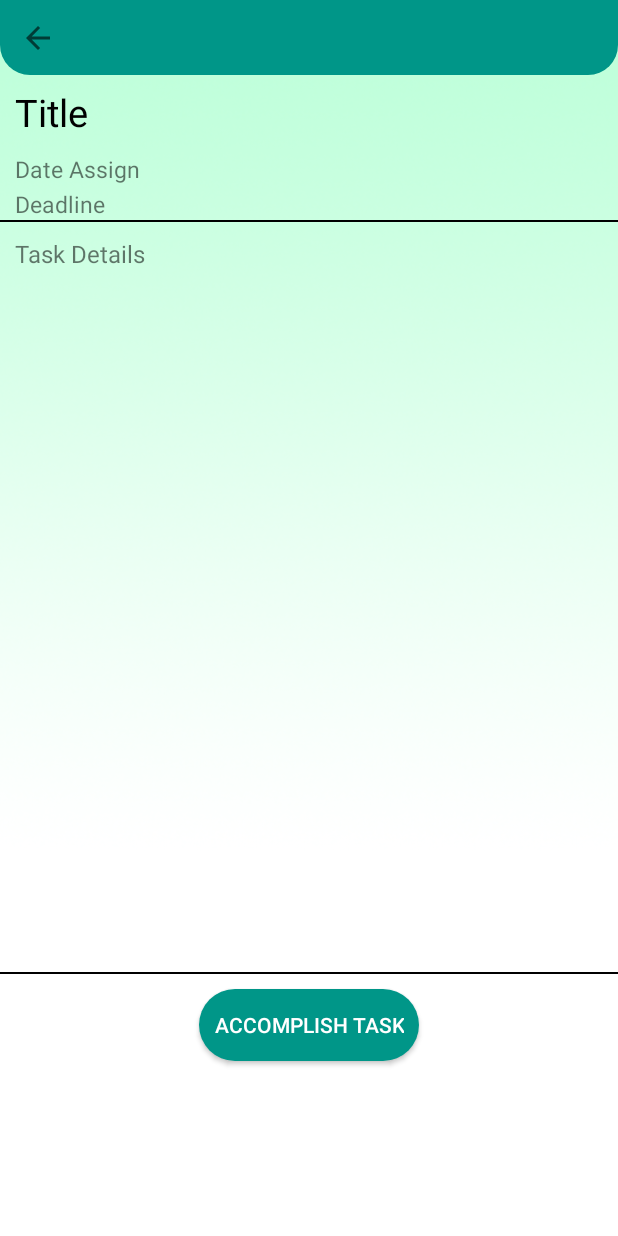
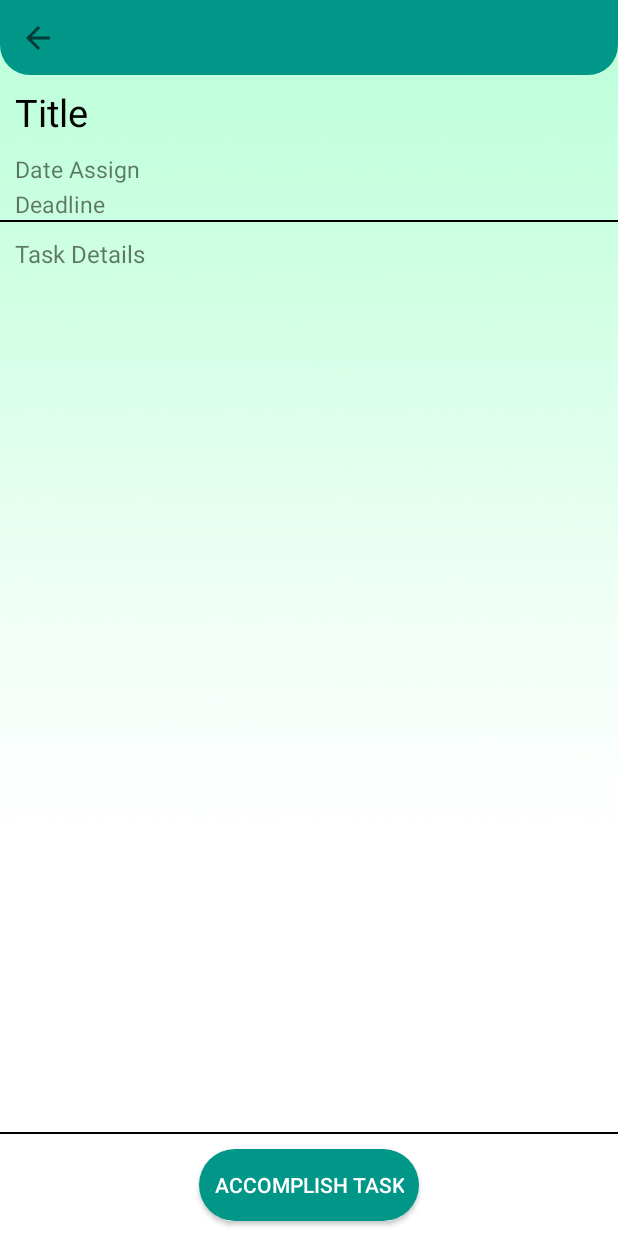
Before and after one commit to Harikoa/Restart, an Android app: the ViewTaskEntry screen opened directly, with no data from a screen before it, on a phone screen of 412 x 824 dp. Run offline under Robolectric (Android 15) with nearby library versions, the phone set to English and light mode, and no system bars; Roboto replaces fonts that are not available here; 4 statements that could not run were skipped.

Commit message:
Updated accomplishment of tasks

```diff
--- a/Restart-MobDev/app/src/main/java/com/meyvn/restart_mobile/ViewDrugTest.java
+++ b/Restart-MobDev/app/src/main/java/com/meyvn/restart_mobile/ViewDrugTest.java
@@ -64,7 +64,7 @@ public class ViewDrugTest extends AppCompatActivity {
             @Override
             public void onClick(View view) {
                 if(uri!=null) {
-                  StorageReference drugTest = storage.child(Login.storedAcc.getEmail()+ "/" + LocalDate.now());
+                  StorageReference drugTest = storage.child(Login.storedAcc.getEmail()+ "/" + intent.getStringExtra("drugID"));
                     drugTest.putFile(uri)
                     .addOnSuccessListener(new OnSuccessListener<UploadTask.TaskSnapshot>() {
                         @Override
--- a/Restart-MobDev/app/src/main/java/com/meyvn/restart_mobile/ViewTaskEntry.java
+++ b/Restart-MobDev/app/src/main/java/com/meyvn/restart_mobile/ViewTaskEntry.java
@@ -4,6 +4,8 @@ import androidx.appcompat.app.AppCompatActivity;
 
 import android.content.Intent;
 import android.os.Bundle;
+import android.view.View;
+import android.widget.Button;
 import android.widget.EditText;
 import android.widget.TextView;
 
@@ -20,6 +22,7 @@ public class ViewTaskEntry extends AppCompatActivity {
         TextView date = findViewById(R.id.taskEntryDate);
         TextView deadline = findViewById(R.id.taskEntryDeadline);
         TextView details = findViewById(R.id.taskDetailBody);
+        Button submit = findViewById(R.id.accomplishTask);
         Intent i = getIntent();
         Gson convert = new Gson();
         String JSON = i.getStringExtra("JSON");
@@ -29,5 +32,14 @@ public class ViewTaskEntry extends AppCompatActivity {
         deadline.setText("Deadline: " + pojo.getTaskDeadline());
         details.setText(pojo.getTaskDescription());
 
+        submit.setOnClickListener(new View.OnClickListener() {
+            @Override
+            public void onClick(View view) {
+              Intent intent = new Intent(getApplicationContext(),AccomplishTask.class);
+              intent.putExtra("JSON",JSON);
+              startActivity(intent);
+            }
+        });
+
     }
 }
--- a/Restart-MobDev/app/src/main/java/com/meyvn/restart_mobile/ViewTasks.java
+++ b/Restart-MobDev/app/src/main/java/com/meyvn/restart_mobile/ViewTasks.java
@@ -56,8 +56,8 @@ public class ViewTasks extends AppCompatActivity implements RecyclerViewInterfac
                         if(task.isSuccessful()) {
                             for (DocumentSnapshot ds : task.getResult()) {
                                 ViewTaskPojo poj = ds.toObject(ViewTaskPojo.class);
+                                poj.setID(ds.getId());
                                 pojo.add(poj);
-
                             }
                             adapter.notifyDataSetChanged();
                         }
@@ -71,6 +71,7 @@ public class ViewTasks extends AppCompatActivity implements RecyclerViewInterfac
         @Override
         public void onItemclick(int position) {
             Intent i = new Intent(this, ViewTaskEntry.class);
+            i.addFlags(Intent.FLAG_ACTIVITY_NO_HISTORY);
             Gson gson = new Gson();
             ViewTaskPojo poj = pojo.get(position);
             String JSON = gson.toJson(poj);
--- a/Restart-MobDev/app/src/main/res/layout/accomplish_task.xml
+++ b/Restart-MobDev/app/src/main/res/layout/accomplish_task.xml
@@ -34,7 +34,7 @@
                 android:orientation="vertical">
 
                 <Button
-                    android:id="@+id/button11"
+                    android:id="@+id/accomplishSubmit"
                     android:layout_width="wrap_content"
                     android:layout_height="50dp"
                     android:layout_gravity="end"
@@ -56,7 +56,7 @@
                 android:background="#000000" />
 
             <TextView
-                android:id="@+id/textView43"
+                android:id="@+id/accomplishTaskTitle"
                 android:layout_width="match_parent"
                 android:layout_height="60dp"
                 android:gravity="center_vertical"
@@ -90,6 +90,7 @@
                 android:layout_height="match_parent">
 
                 <com.google.android.material.textfield.TextInputEditText
+                    android:id="@+id/accomplishReflection"
                     android:layout_width="match_parent"
                     android:layout_height="match_parent"
                     android:background="@android:color/transparent"
--- a/Restart-MobDev/app/src/main/res/layout/view_task_entry.xml
+++ b/Restart-MobDev/app/src/main/res/layout/view_task_entry.xml
@@ -76,7 +76,8 @@
 
         <ScrollView
             android:layout_width="match_parent"
-            android:layout_height="500dp">
+            android:layout_height="0dp"
+            android:layout_weight="1">
 
             <LinearLayout
                 android:layout_width="match_parent"
@@ -105,11 +106,12 @@
             android:background="#000000" />
 
         <Button
-            android:id="@+id/button4"
+            android:id="@+id/accomplishTask"
             android:layout_width="wrap_content"
             android:layout_height="wrap_content"
             android:layout_gravity="center"
             android:layout_marginTop="10dp"
+            android:layout_marginBottom="10dp"
             android:background="@drawable/round_btn"
             android:paddingStart="10dp"
             android:paddingEnd="10dp"
```
Also changed, not shown: Restart-MobDev/app/src/main/java/com/meyvn/restart_mobile/AccomplishTask.java (+62 -0 lines), Restart-MobDev/app/src/main/java/com/meyvn/restart_mobile/POJO/ViewTaskPojo.java (+18 -0 lines).
